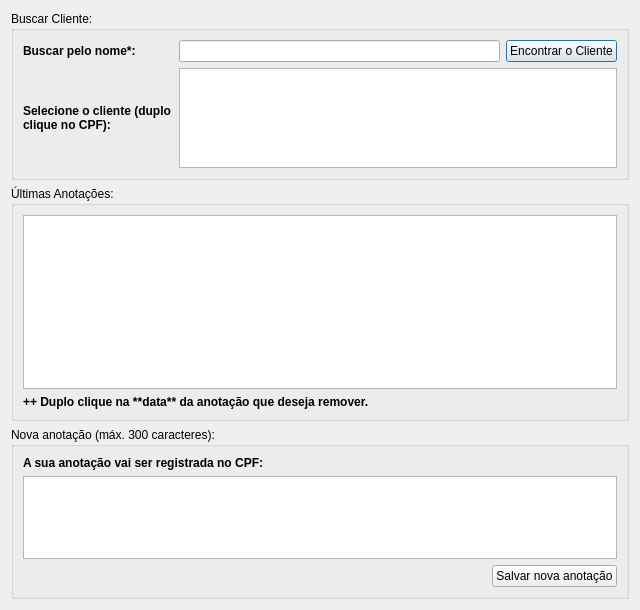
Above: clientnotespf.ui from fabiorodp/law_officer before the change. Below: the same form after it.
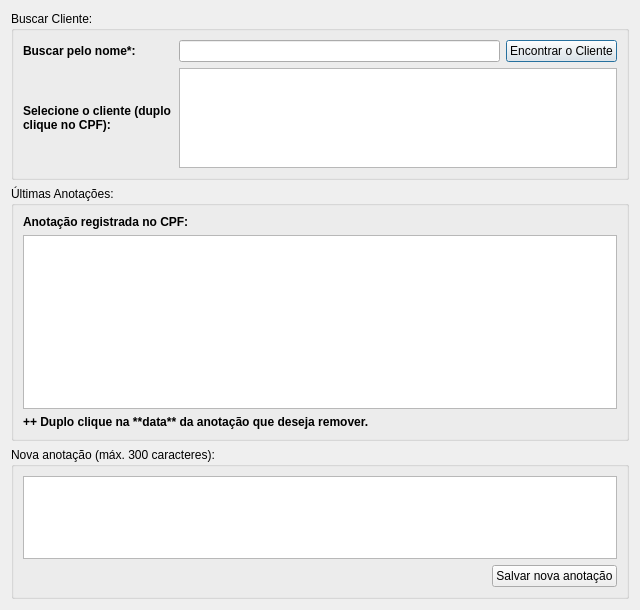
That is the form after the change.

Patch:
```diff
--- a/clientnotespf.ui
+++ b/clientnotespf.ui
@@ -137,12 +137,36 @@
       <string>Últimas Anotações:</string>
      </property>
      <layout class="QVBoxLayout" name="verticalLayout_3">
+      <item>
+       <layout class="QHBoxLayout" name="horizontalLayout">
+        <item>
+         <widget class="QLabel" name="label_notespf_1">
+          <property name="font">
+           <font>
+            <weight>75</weight>
+            <bold>true</bold>
+           </font>
+          </property>
+          <property name="text">
+           <string>Anotação registrada no CPF:</string>
+          </property>
+         </widget>
+        </item>
+        <item>
+         <widget class="QLabel" name="label_input_cpf">
+          <property name="text">
+           <string/>
+          </property>
+         </widget>
+        </item>
+       </layout>
+      </item>
       <item>
        <widget class="QTableView" name="tableView_notespf_ultimas_anotacoes">
         <property name="minimumSize">
          <size>
           <width>0</width>
-          <height>150</height>
+          <height>100</height>
          </size>
         </property>
         <attribute name="horizontalHeaderVisible">
@@ -181,30 +205,6 @@
       <string>Nova anotação (máx. 300 caracteres):</string>
      </property>
      <layout class="QVBoxLayout" name="verticalLayout_2">
-      <item>
-       <layout class="QHBoxLayout" name="horizontalLayout">
-        <item>
-         <widget class="QLabel" name="label_notespf_1">
-          <property name="font">
-           <font>
-            <weight>75</weight>
-            <bold>true</bold>
-           </font>
-          </property>
-          <property name="text">
-           <string>A sua anotação vai ser registrada no CPF:</string>
-          </property>
-         </widget>
-        </item>
-        <item>
-         <widget class="QLabel" name="label_input_cpf">
-          <property name="text">
-           <string/>
-          </property>
-         </widget>
-        </item>
-       </layout>
-      </item>
       <item>
        <widget class="QTextEdit" name="textEdit_notespf">
         <property name="maximumSize">
```
Left out of the diff: 2 changed lines with no effect on the pictures.
